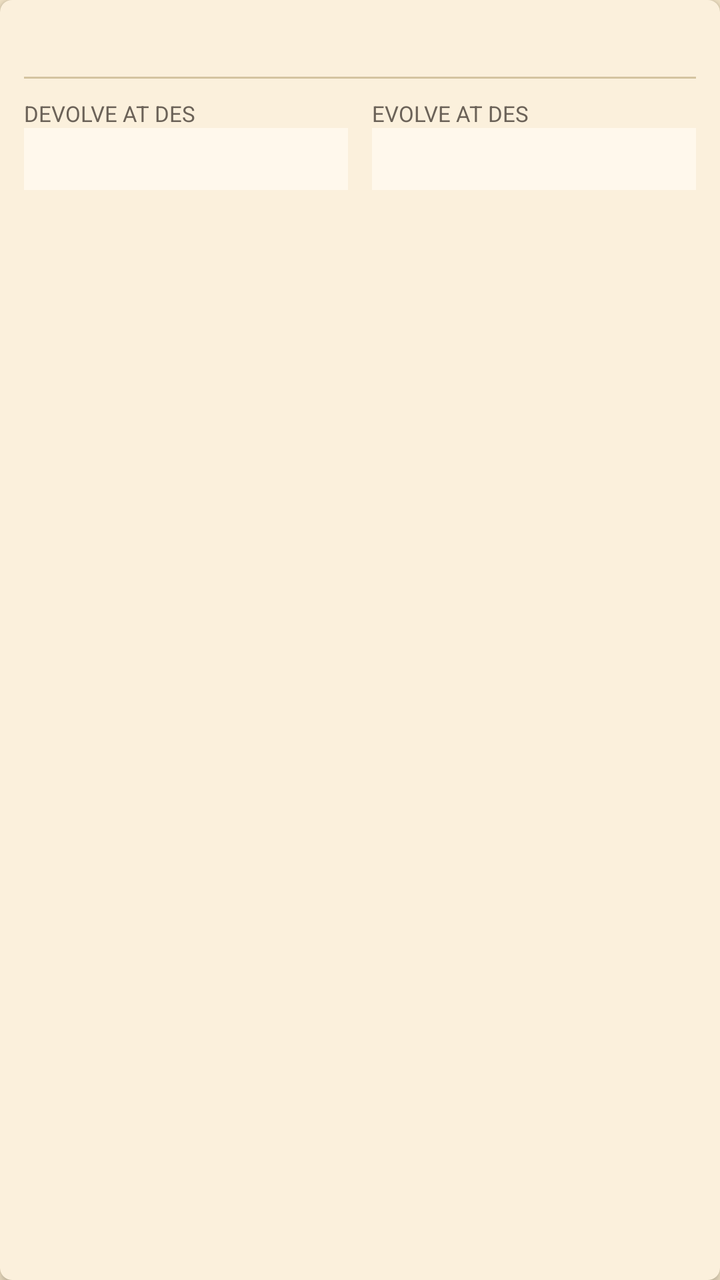
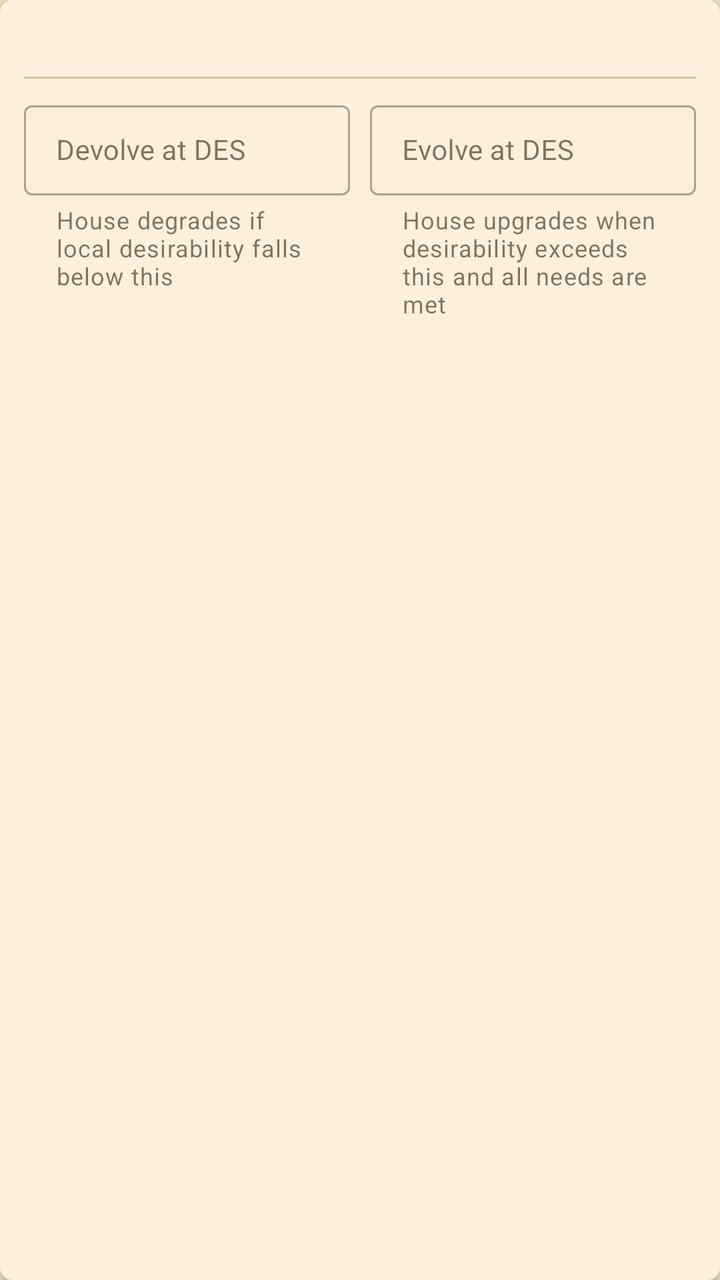

Before-and-after screenshots of an Android layout around one commit, followed by the original layout XML and the change that was made.
<!-- AndroidManifest.xml: application theme Theme.CaesarEditor -->
<!-- res/layout/item_house.xml -->
<?xml version="1.0" encoding="utf-8"?>
<androidx.cardview.widget.CardView
    xmlns:android="http://schemas.android.com/apk/res/android"
    xmlns:app="http://schemas.android.com/apk/res-auto"
    android:layout_width="match_parent"
    android:layout_height="wrap_content"
    android:layout_marginStart="12dp"
    android:layout_marginEnd="12dp"
    android:layout_marginTop="5dp"
    android:layout_marginBottom="5dp"
    app:cardBackgroundColor="@color/card_background"
    app:cardCornerRadius="6dp"
    app:cardElevation="3dp">

    <LinearLayout
        android:layout_width="match_parent"
        android:layout_height="wrap_content"
        android:orientation="vertical"
        android:padding="12dp">

        <TextView
            android:id="@+id/tv_house_name"
            android:layout_width="match_parent"
            android:layout_height="wrap_content"
            android:textSize="15sp"
            android:textStyle="bold"
            android:textColor="@color/terracotta_dark"
            android:paddingBottom="6dp" />

        <View
            android:layout_width="match_parent"
            android:layout_height="1dp"
            android:background="@color/divider"
            android:layout_marginBottom="10dp" />

        
        <LinearLayout
            android:layout_width="match_parent"
            android:layout_height="wrap_content"
            android:orientation="horizontal">

            <LinearLayout
                android:layout_width="0dp"
                android:layout_height="wrap_content"
                android:layout_weight="1"
                android:orientation="vertical"
                android:layout_marginEnd="6dp">
                <TextView style="@style/CaesarLabel"
                    android:layout_width="wrap_content"
                    android:layout_height="wrap_content"
                    android:text="@string/label_devolve" />
                <EditText
                    android:id="@+id/et_devolve"
                    android:layout_width="match_parent"
                    android:layout_height="wrap_content"
                    android:inputType="numberSigned"
                    android:textColor="@color/ink"
                    android:textSize="14sp"
                    android:background="@color/field_background"
                    android:paddingStart="8dp" android:paddingEnd="8dp"
                    android:paddingTop="6dp"   android:paddingBottom="6dp"
                    android:singleLine="true" />
            </LinearLayout>

            <LinearLayout
                android:layout_width="0dp"
                android:layout_height="wrap_content"
                android:layout_weight="1"
                android:orientation="vertical"
                android:layout_marginStart="6dp">
                <TextView style="@style/CaesarLabel"
                    android:layout_width="wrap_content"
                    android:layout_height="wrap_content"
                    android:text="@string/label_evolve" />
                <EditText
                    android:id="@+id/et_evolve"
                    android:layout_width="match_parent"
                    android:layout_height="wrap_content"
                    android:inputType="numberSigned"
                    android:textColor="@color/ink"
                    android:textSize="14sp"
                    android:background="@color/field_background"
                    android:paddingStart="8dp" android:paddingEnd="8dp"
                    android:paddingTop="6dp"   android:paddingBottom="6dp"
                    android:singleLine="true" />
            </LinearLayout>

        </LinearLayout>

    </LinearLayout>

</androidx.cardview.widget.CardView>
<!-- resources referenced by this layout -->
<resources>
  <color name="card_background">#FBF0DC</color>
  <color name="divider">#D4C4A0</color>
  <color name="field_background">#FFF8EC</color>
  <color name="ink">#2C1F0E</color>
  <color name="terracotta_dark">#8B3A1D</color>
  <string name="label_devolve">Devolve at DES</string>
  <string name="label_evolve">Evolve at DES</string>
  <style name="CaesarLabel">
          <item name="android:textColor">@color/stone_dark</item>
          <item name="android:textSize">11sp</item>
          <item name="android:textAllCaps">true</item>
      </style>
  <style name="Theme.CaesarEditor" parent="Theme.MaterialComponents.Light.NoActionBar">
          <item name="colorPrimary">@color/terracotta</item>
          <item name="colorPrimaryDark">@color/terracotta_dark</item>
          <item name="colorAccent">@color/gold</item>
          <item name="android:windowBackground">@color/parchment</item>
          <item name="colorSurface">@color/card_background</item>
          <item name="colorOnSurface">@color/ink</item>
          <item name="colorOnPrimary">@color/white</item>
      </style>
  <color name="stone_dark">#6B6258</color>
  <color name="terracotta">#C0522A</color>
  <color name="gold">#C8A84B</color>
  <color name="parchment">#F5E6C8</color>
  <color name="white">#FFFFFF</color>
</resources>

<!-- the commit's change to res/layout/item_house.xml (unified diff, before → after) -->
@@ -16,8 +16,12 @@
         android:layout_width="match_parent"
         android:layout_height="wrap_content"
         android:orientation="vertical"
-        android:padding="12dp">
+        android:paddingStart="12dp"
+        android:paddingEnd="12dp"
+        android:paddingTop="12dp"
+        android:paddingBottom="8dp">
 
+        
         <TextView
             android:id="@+id/tv_house_name"
             android:layout_width="match_parent"
@@ -31,7 +35,7 @@
             android:layout_width="match_parent"
             android:layout_height="1dp"
             android:background="@color/divider"
-            android:layout_marginBottom="10dp" />
+            android:layout_marginBottom="8dp" />
 
         
         <LinearLayout
@@ -39,51 +43,43 @@
             android:layout_height="wrap_content"
             android:orientation="horizontal">
 
-            <LinearLayout
+            <com.google.android.material.textfield.TextInputLayout
+                style="@style/Widget.MaterialComponents.TextInputLayout.OutlinedBox.Dense"
                 android:layout_width="0dp"
                 android:layout_height="wrap_content"
                 android:layout_weight="1"
-                android:orientation="vertical"
-                android:layout_marginEnd="6dp">
-                <TextView style="@style/CaesarLabel"
-                    android:layout_width="wrap_content"
-                    android:layout_height="wrap_content"
-                    android:text="@string/label_devolve" />
-                <EditText
+                android:layout_marginEnd="5dp"
+                android:hint="@string/label_devolve"
+                app:helperText="@string/helper_devolve"
+                app:helperTextEnabled="true">
+                <com.google.android.material.textfield.TextInputEditText
                     android:id="@+id/et_devolve"
                     android:layout_width="match_parent"
                     android:layout_height="wrap_content"
                     android:inputType="numberSigned"
                     android:textColor="@color/ink"
                     android:textSize="14sp"
-                    android:background="@color/field_background"
-                    android:paddingStart="8dp" android:paddingEnd="8dp"
-                    android:paddingTop="6dp"   android:paddingBottom="6dp"
                     android:singleLine="true" />
-            </LinearLayout>
+            </com.google.android.material.textfield.TextInputLayout>
 
-            <LinearLayout
+            <com.google.android.material.textfield.TextInputLayout
+                style="@style/Widget.MaterialComponents.TextInputLayout.OutlinedBox.Dense"
                 android:layout_width="0dp"
                 android:layout_height="wrap_content"
                 android:layout_weight="1"
-                android:orientation="vertical"
-                android:layout_marginStart="6dp">
-                <TextView style="@style/CaesarLabel"
-                    android:layout_width="wrap_content"
-                    android:layout_height="wrap_content"
-                    android:text="@string/label_evolve" />
-                <EditText
+                android:layout_marginStart="5dp"
+                android:hint="@string/label_evolve"
+                app:helperText="@string/helper_evolve"
+                app:helperTextEnabled="true">
+                <com.google.android.material.textfield.TextInputEditText
                     android:id="@+id/et_evolve"
                     android:layout_width="match_parent"
                     android:layout_height="wrap_content"
                     android:inputType="numberSigned"
                     android:textColor="@color/ink"
                     android:textSize="14sp"
-                    android:background="@color/field_background"
-                    android:paddingStart="8dp" android:paddingEnd="8dp"
-                    android:paddingTop="6dp"   android:paddingBottom="6dp"
                     android:singleLine="true" />
-            </LinearLayout>
+            </com.google.android.material.textfield.TextInputLayout>
 
         </LinearLayout>
 
<!-- resource entries referenced after the edit -->
@@ -2,16 +2,12 @@
 <resources>
   <color name="card_background">#FBF0DC</color>
   <color name="divider">#D4C4A0</color>
-  <color name="field_background">#FFF8EC</color>
   <color name="ink">#2C1F0E</color>
   <color name="terracotta_dark">#8B3A1D</color>
+  <string name="helper_devolve">House degrades if local desirability falls below this</string>
+  <string name="helper_evolve">House upgrades when desirability exceeds this and all needs are met</string>
   <string name="label_devolve">Devolve at DES</string>
   <string name="label_evolve">Evolve at DES</string>
-  <style name="CaesarLabel">
-          <item name="android:textColor">@color/stone_dark</item>
-          <item name="android:textSize">11sp</item>
-          <item name="android:textAllCaps">true</item>
-      </style>
   <style name="Theme.CaesarEditor" parent="Theme.MaterialComponents.Light.NoActionBar">
           <item name="colorPrimary">@color/terracotta</item>
           <item name="colorPrimaryDark">@color/terracotta_dark</item>
@@ -21,7 +17,6 @@
           <item name="colorOnSurface">@color/ink</item>
           <item name="colorOnPrimary">@color/white</item>
       </style>
-  <color name="stone_dark">#6B6258</color>
   <color name="terracotta">#C0522A</color>
   <color name="gold">#C8A84B</color>
   <color name="parchment">#F5E6C8</color>
